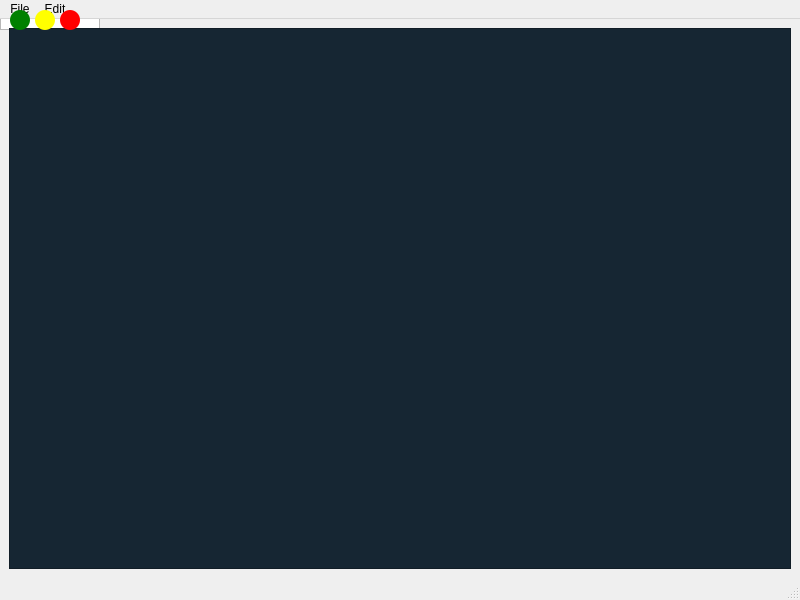
First picture: the form in editor.ui, repository hiteshkuber/Notorious-Notepad, before the edit.
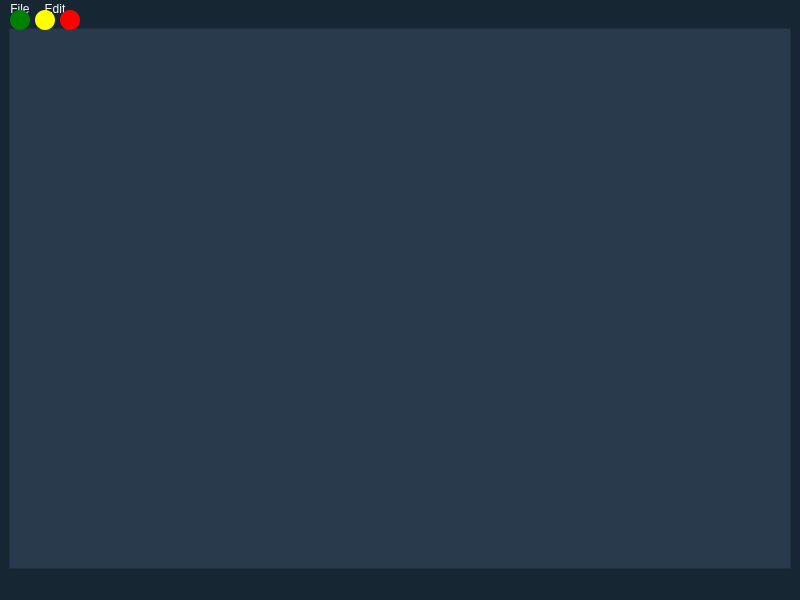
Second picture: the form after the edit.

Patch:
```diff
--- a/editor.ui
+++ b/editor.ui
@@ -2,6 +2,12 @@
 <ui version="4.0">
  <class>MainWindow</class>
  <widget class="QMainWindow" name="MainWindow">
+   <property name="styleSheet">
+    <string>
+     background-color: #162633;
+     color: white;
+    </string>
+   </property>
   <property name="geometry">
    <rect>
     <x>0</x>
@@ -10,23 +16,13 @@
     <height>600</height>
    </rect>
   </property>
-  <property name="windowTitle">
-   <string>Text Editor</string>
-  </property>
-  <widget class="QTextEdit" name="plainTextEdit">
-   <property name="font">
-    <font>
-     <family>Arial</family>
-    </font>
-   </property>
-  </widget>
   <widget class="QWidget" name="centralwidget">
    <layout class="QVBoxLayout" name="verticalLayout">
     <item>
      <widget class="QTextEdit" name="textEdit">
       <property name="styleSheet">
        <string>
-         background-color: #162633;
+         background-color: #2A3A4D;
          color: lime;
          font-family: Arial;
        </string>
```
